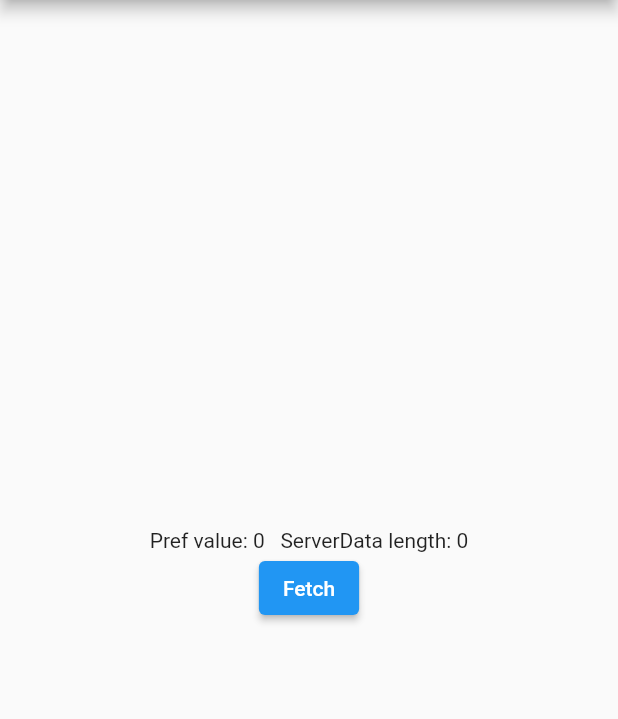
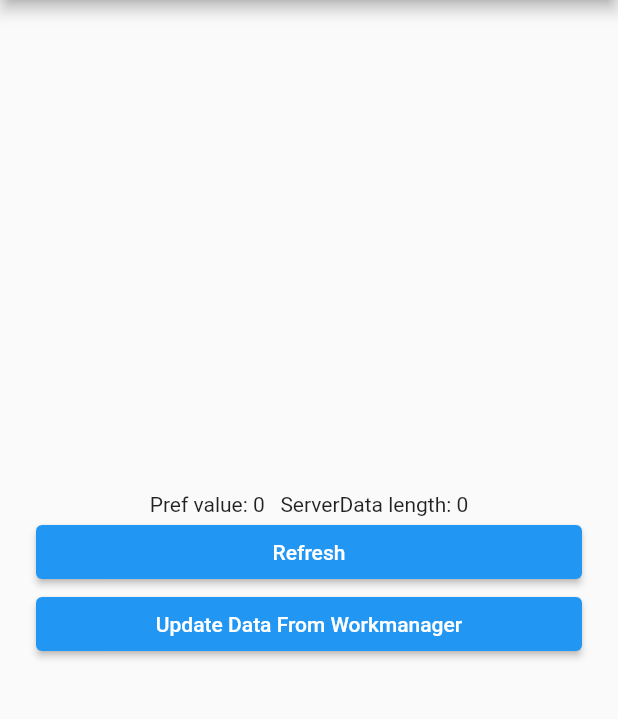
Before and after one commit to RamzanTingku/flutter_offline_data_synching, a Flutter app: the screen it shows after launch, on a phone screen of 412 x 824 dp, the part 84-803 px from its top. Run offline on Flutter 3.47's test engine with Material 2 defaults, Android fonts, the phone set to English and light mode, and no system bars; our stand-ins replace flutter_local_notifications, hive, hive_flutter, shared_preferences; missing offline and left inert: workmanager; accounts and stored records are empty.

Commit message:
workmanager data update issue on main

```diff
--- a/lib/main.dart
+++ b/lib/main.dart
@@ -21,6 +21,24 @@ Future<void> main() async {
   await BoxInstances().initHive();
   await BackgroundService.instance.init();
   runApp(const MyApp());
+}
+
+void callbackDispatcher() {
+  Workmanager().executeTask((task, inputData) async {
+    //get data
+    await BoxInstances().initHive();
+    var serverDataCount = await saveGithubRepoDataFromServer();
+
+    //set count to pref
+    int prefValue = await BackGroundWork.instance.getPrefData();
+    await BackGroundWork.instance.savePrefData(prefValue+1);
+    int updatedPrefValue = await BackGroundWork.instance.getPrefData();
+
+    //show count to notification
+    NotificationService()
+        .showNotification(updatedPrefValue, serverDataCount.length);
+    return Future.value(true);
+  });
 }
 
 Future<List<GithubRepos>> saveGithubRepoDataFromServer() async {
@@ -66,16 +84,18 @@ class _BackGroundWorkSampleState extends State<BackGroundWorkSample> {
   @override
   void initState() {
     super.initState();
-    Workmanager().registerPeriodicTask(TAG, "simplePeriodicTask",
-        initialDelay: const Duration(seconds: 1),
-        existingWorkPolicy: ExistingWorkPolicy.append);
     loadData();
   }
 
-  void loadData() async {
+  Future<void> loadData() async {
     _prefValue = await BackGroundWork.instance.getPrefData();
-    _serverValue = await GithubUserBox().getAllData().then((value) => value.length);
+    _serverValue = await GithubRepoBox().getAllData().then((value) => value.length);
     setState(() {});
+  }
+
+  Future<void> triggerTask() async {
+    Workmanager().registerOneOffTask(TAG, "simplePeriodicTask",
+        existingWorkPolicy: ExistingWorkPolicy.replace);
   }
 
   @override
@@ -91,7 +111,10 @@ class _BackGroundWorkSampleState extends State<BackGroundWorkSample> {
           title: const Text('BackGround Work Sample'),
         ),
         body: Center(
+          child: Padding(
+            padding: const EdgeInsets.all(24),
             child: Column(
+              mainAxisAlignment: MainAxisAlignment.center,
               mainAxisSize: MainAxisSize.min,
               children: [
                 Text("Pref value: $_prefValue   ServerData length: $_serverValue",),
@@ -102,10 +125,20 @@ class _BackGroundWorkSampleState extends State<BackGroundWorkSample> {
                     return buildContent(storages);
                   },
                 ),*/
-              ElevatedButton(onPressed: () async {
-                loadData();
-              }, child: const Text("Fetch"),)
+                ElevatedButton(
+                  onPressed: () async {
+                    await loadData();
+                  },
+                  child: const SizedBox(width: double?.infinity, child: Text("Refresh", textAlign: TextAlign.center,)),
+                ),
+                ElevatedButton(
+                  onPressed: () async {
+                    await triggerTask();
+                  },
+                  child: const SizedBox(width: double?.infinity, child: Text("Update Data From Workmanager",textAlign: TextAlign.center)),
+                )
               ],
+            ),
           ),
         ));
   }
--- a/lib/worker/BackgroundService.dart
+++ b/lib/worker/BackgroundService.dart
@@ -12,24 +12,8 @@ class BackgroundService {
   static BackgroundService get instance => _instance;
 
   Future<void> init() async {
+    await Workmanager().cancelAll();
     await Workmanager().initialize(callbackDispatcher);
-  }
-
-  static void callbackDispatcher() {
-    Workmanager().executeTask((task, inputData) async {
-      //get data
-      var serverDataCount = await saveGithubRepoDataFromServer();
-
-      //set count to pref
-      int prefValue = await BackGroundWork.instance.getPrefData();
-      await BackGroundWork.instance.savePrefData(prefValue+1);
-      int updatedPrefValue = await BackGroundWork.instance.getPrefData();
-
-      //show count to notification
-      NotificationService()
-          .showNotification(updatedPrefValue, serverDataCount.length);
-      return Future.value(true);
-    });
   }
 }
 
```
Lines whose indentation alone changed are shown as unchanged.
